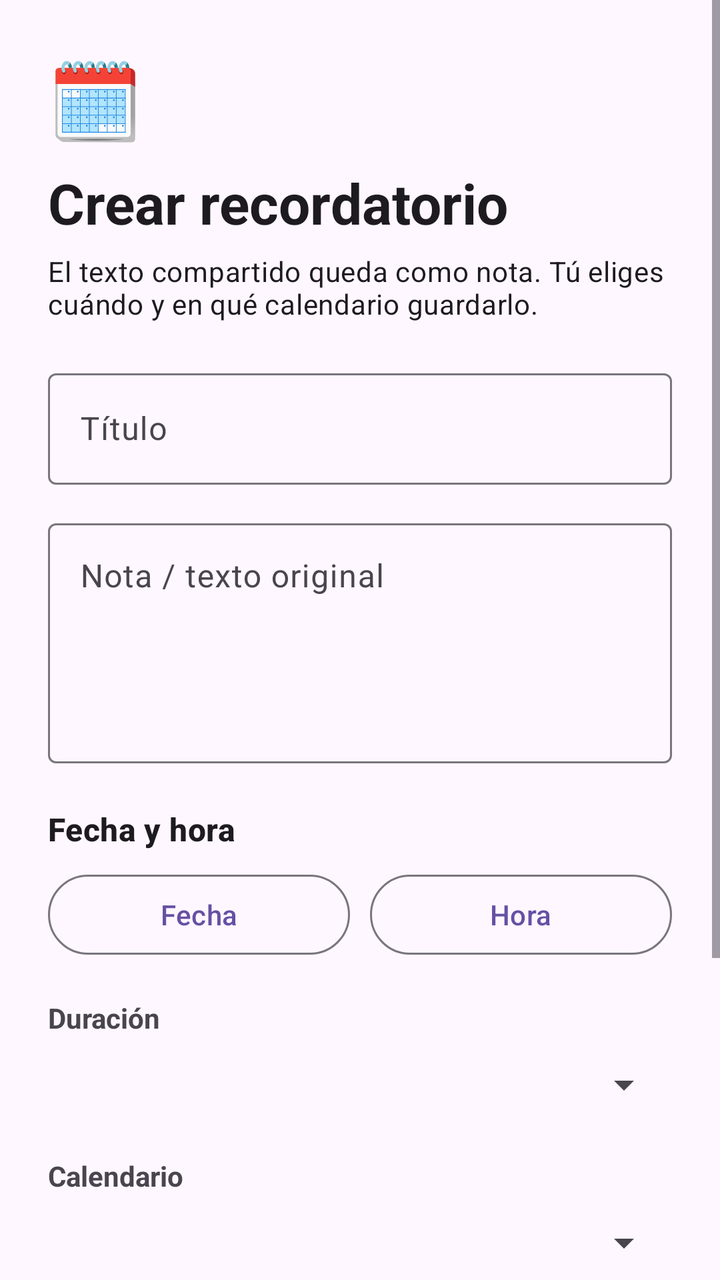
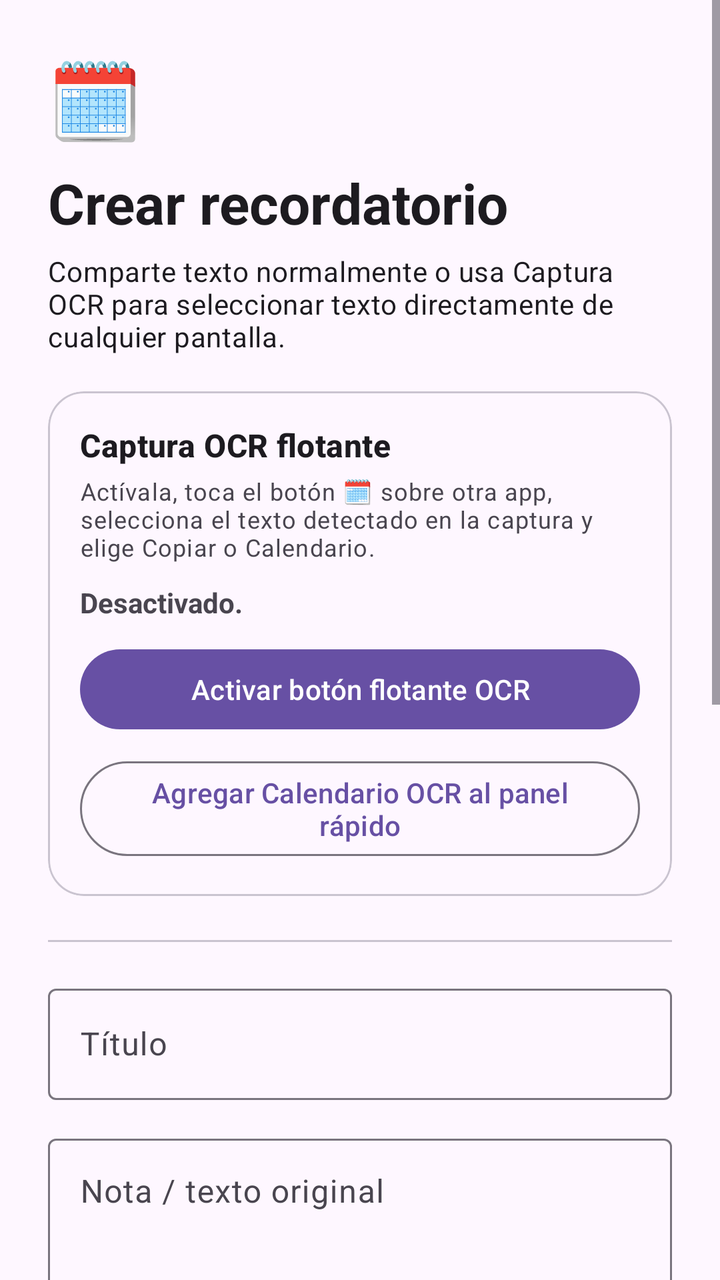

Compare the two renders of this Android layout. The source of the first and the diff that turns it into the second are given below.
<!-- AndroidManifest.xml: application theme Theme.Calendario -->
<!-- res/layout/activity_main.xml -->
<?xml version="1.0" encoding="utf-8"?>
<ScrollView xmlns:android="http://schemas.android.com/apk/res/android"
    xmlns:app="http://schemas.android.com/apk/res-auto"
    android:layout_width="match_parent"
    android:layout_height="match_parent"
    android:fillViewport="true">

    <LinearLayout
        android:layout_width="match_parent"
        android:layout_height="wrap_content"
        android:orientation="vertical"
        android:padding="24dp">

        <TextView
            android:layout_width="wrap_content"
            android:layout_height="wrap_content"
            android:text="🗓️"
            android:textSize="38sp" />

        <TextView
            android:layout_width="match_parent"
            android:layout_height="wrap_content"
            android:layout_marginTop="8dp"
            android:text="Crear recordatorio"
            android:textAppearance="@style/TextAppearance.Material3.HeadlineMedium"
            android:textStyle="bold" />

        <TextView
            android:layout_width="match_parent"
            android:layout_height="wrap_content"
            android:layout_marginTop="6dp"
            android:layout_marginBottom="20dp"
            android:text="El texto compartido queda como nota. Tú eliges cuándo y en qué calendario guardarlo."
            android:textAppearance="@style/TextAppearance.Material3.BodyMedium" />

        <com.google.android.material.textfield.TextInputLayout
            android:layout_width="match_parent"
            android:layout_height="wrap_content"
            android:hint="Título">

            <com.google.android.material.textfield.TextInputEditText
                android:id="@+id/titleEdit"
                android:layout_width="match_parent"
                android:layout_height="wrap_content"
                android:inputType="textCapSentences"
                android:maxLines="2" />
        </com.google.android.material.textfield.TextInputLayout>

        <com.google.android.material.textfield.TextInputLayout
            android:layout_width="match_parent"
            android:layout_height="wrap_content"
            android:layout_marginTop="14dp"
            android:hint="Nota / texto original">

            <com.google.android.material.textfield.TextInputEditText
                android:id="@+id/noteEdit"
                android:layout_width="match_parent"
                android:layout_height="120dp"
                android:gravity="top|start"
                android:inputType="textMultiLine|textCapSentences"
                android:scrollbars="vertical" />
        </com.google.android.material.textfield.TextInputLayout>

        <TextView
            android:layout_width="match_parent"
            android:layout_height="wrap_content"
            android:layout_marginTop="22dp"
            android:text="Fecha y hora"
            android:textAppearance="@style/TextAppearance.Material3.TitleMedium"
            android:textStyle="bold" />

        <LinearLayout
            android:layout_width="match_parent"
            android:layout_height="wrap_content"
            android:layout_marginTop="8dp"
            android:orientation="horizontal">

            <com.google.android.material.button.MaterialButton
                android:id="@+id/dateButton"
                style="@style/Widget.Material3.Button.OutlinedButton"
                android:layout_width="0dp"
                android:layout_height="wrap_content"
                android:layout_weight="1"
                android:text="Fecha" />

            <Space
                android:layout_width="10dp"
                android:layout_height="1dp" />

            <com.google.android.material.button.MaterialButton
                android:id="@+id/timeButton"
                style="@style/Widget.Material3.Button.OutlinedButton"
                android:layout_width="0dp"
                android:layout_height="wrap_content"
                android:layout_weight="1"
                android:text="Hora" />
        </LinearLayout>

        <TextView
            android:layout_width="match_parent"
            android:layout_height="wrap_content"
            android:layout_marginTop="18dp"
            android:text="Duración"
            android:textStyle="bold" />

        <Spinner
            android:id="@+id/durationSpinner"
            android:layout_width="match_parent"
            android:layout_height="48dp" />

        <TextView
            android:layout_width="match_parent"
            android:layout_height="wrap_content"
            android:layout_marginTop="12dp"
            android:text="Calendario"
            android:textStyle="bold" />

        <Spinner
            android:id="@+id/calendarSpinner"
            android:layout_width="match_parent"
            android:layout_height="48dp" />

        <TextView
            android:layout_width="match_parent"
            android:layout_height="wrap_content"
            android:layout_marginTop="12dp"
            android:text="Aviso"
            android:textStyle="bold" />

        <Spinner
            android:id="@+id/reminderSpinner"
            android:layout_width="match_parent"
            android:layout_height="48dp" />

        <TextView
            android:id="@+id/statusText"
            android:layout_width="match_parent"
            android:layout_height="wrap_content"
            android:layout_marginTop="16dp"
            android:text="Listo para crear un recordatorio."
            android:textAppearance="@style/TextAppearance.Material3.BodyMedium" />

        <com.google.android.material.button.MaterialButton
            android:id="@+id/permissionButton"
            style="@style/Widget.Material3.Button.OutlinedButton"
            android:layout_width="match_parent"
            android:layout_height="wrap_content"
            android:layout_marginTop="12dp"
            android:text="Dar permiso de calendario"
            android:visibility="gone" />

        <com.google.android.material.button.MaterialButton
            android:id="@+id/saveButton"
            android:layout_width="match_parent"
            android:layout_height="wrap_content"
            android:layout_marginTop="18dp"
            android:minHeight="54dp"
            android:text="Guardar en calendario" />

        <com.google.android.material.button.MaterialButton
            android:id="@+id/openCalendarButton"
            style="@style/Widget.Material3.Button.OutlinedButton"
            android:layout_width="match_parent"
            android:layout_height="wrap_content"
            android:layout_marginTop="8dp"
            android:text="Abrir evento"
            android:visibility="gone" />

    </LinearLayout>
</ScrollView>
<!-- resources referenced by this layout -->
<resources>
  <style name="Theme.Calendario" parent="Theme.Material3.DayNight.NoActionBar">
          <item name="colorPrimary">@color/calendar_primary</item>
          <item name="android:statusBarColor">?attr/colorSurface</item>
          <item name="android:navigationBarColor">?attr/colorSurface</item>
          <item name="android:windowLightStatusBar">true</item>
      </style>
  <color name="calendar_primary">#6750A4</color>
</resources>

<!-- the commit's change to res/layout/activity_main.xml (unified diff, before → after) -->
@@ -29,9 +29,66 @@
             android:layout_width="match_parent"
             android:layout_height="wrap_content"
             android:layout_marginTop="6dp"
-            android:layout_marginBottom="20dp"
-            android:text="El texto compartido queda como nota. Tú eliges cuándo y en qué calendario guardarlo."
+            android:text="Comparte texto normalmente o usa Captura OCR para seleccionar texto directamente de cualquier pantalla."
             android:textAppearance="@style/TextAppearance.Material3.BodyMedium" />
+
+        <com.google.android.material.card.MaterialCardView
+            android:layout_width="match_parent"
+            android:layout_height="wrap_content"
+            android:layout_marginTop="18dp"
+            app:cardCornerRadius="18dp"
+            app:strokeWidth="1dp">
+
+            <LinearLayout
+                android:layout_width="match_parent"
+                android:layout_height="wrap_content"
+                android:orientation="vertical"
+                android:padding="16dp">
+
+                <TextView
+                    android:layout_width="match_parent"
+                    android:layout_height="wrap_content"
+                    android:text="Captura OCR flotante"
+                    android:textAppearance="@style/TextAppearance.Material3.TitleMedium"
+                    android:textStyle="bold" />
+
+                <TextView
+                    android:layout_width="match_parent"
+                    android:layout_height="wrap_content"
+                    android:layout_marginTop="4dp"
+                    android:text="Actívala, toca el botón 🗓 sobre otra app, selecciona el texto detectado en la captura y elige Copiar o Calendario."
+                    android:textAppearance="@style/TextAppearance.Material3.BodySmall" />
+
+                <TextView
+                    android:id="@+id/floatingStatusText"
+                    android:layout_width="match_parent"
+                    android:layout_height="wrap_content"
+                    android:layout_marginTop="10dp"
+                    android:text="Desactivado."
+                    android:textStyle="bold" />
+
+                <com.google.android.material.button.MaterialButton
+                    android:id="@+id/floatingModeButton"
+                    android:layout_width="match_parent"
+                    android:layout_height="wrap_content"
+                    android:layout_marginTop="10dp"
+                    android:text="Activar botón flotante OCR" />
+
+                <com.google.android.material.button.MaterialButton
+                    android:id="@+id/addTileButton"
+                    style="@style/Widget.Material3.Button.OutlinedButton"
+                    android:layout_width="match_parent"
+                    android:layout_height="wrap_content"
+                    android:layout_marginTop="8dp"
+                    android:text="Agregar Calendario OCR al panel rápido" />
+            </LinearLayout>
+        </com.google.android.material.card.MaterialCardView>
+
+        <com.google.android.material.divider.MaterialDivider
+            android:layout_width="match_parent"
+            android:layout_height="wrap_content"
+            android:layout_marginTop="22dp"
+            android:layout_marginBottom="18dp" />
 
         <com.google.android.material.textfield.TextInputLayout
             android:layout_width="match_parent"
@@ -163,6 +220,7 @@
             android:layout_width="match_parent"
             android:layout_height="wrap_content"
             android:layout_marginTop="8dp"
+            android:layout_marginBottom="16dp"
             android:text="Abrir evento"
             android:visibility="gone" />
 
